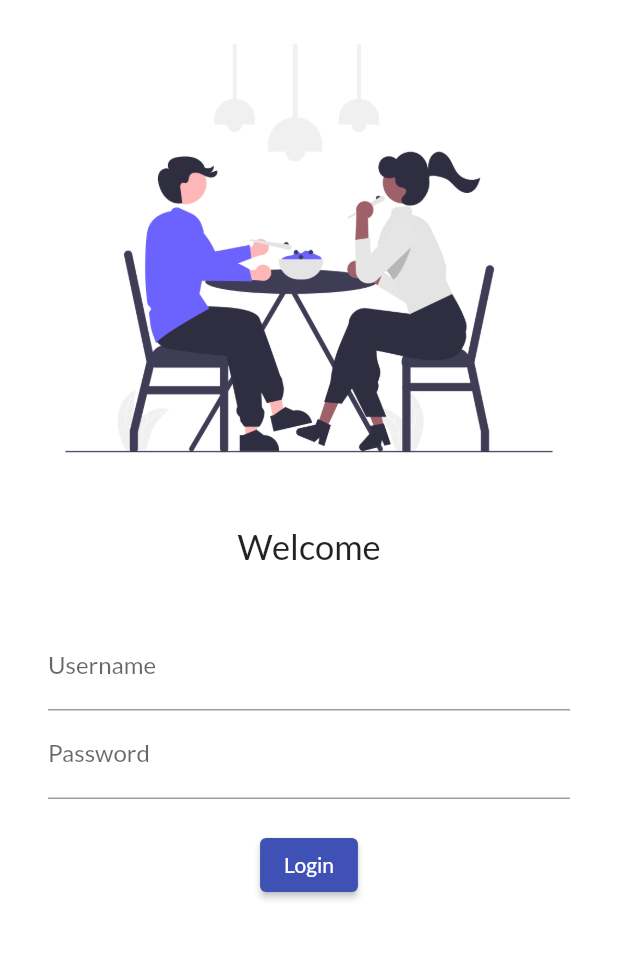
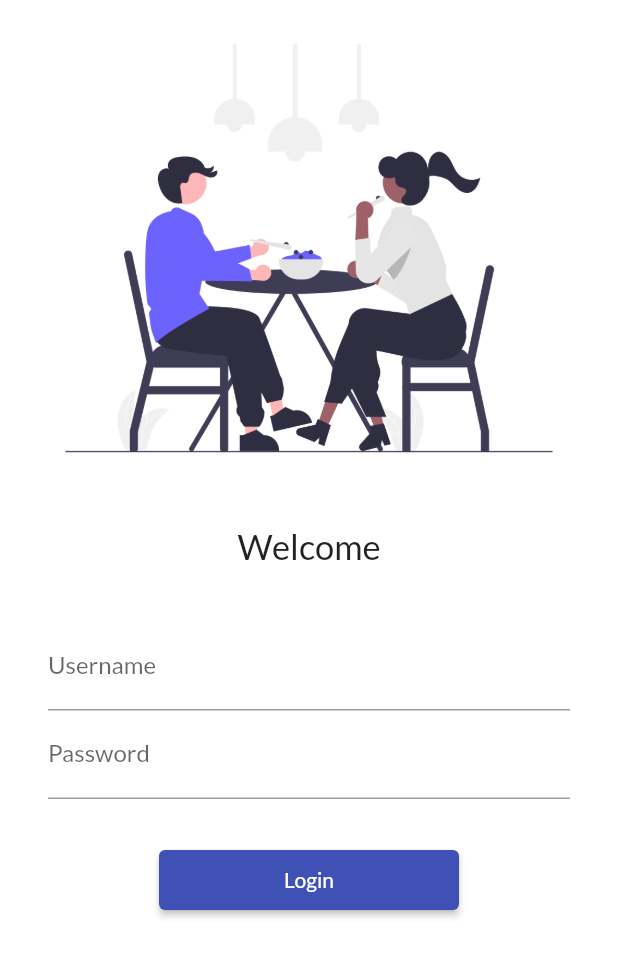
Before and after one commit to snehbhagat/FlutterProject_foodApp, a Flutter app: the screen it shows after launch, on a phone screen of 412 x 824 dp. Shown: the top 957 px of the screen. Run offline on Flutter 3.47's test engine with Material 2 defaults, Android fonts, the phone set to English and light mode, and no system bars; our stand-ins replace google_fonts.

Commit message:
Navigating through different pages

```diff
--- a/lib/home/pages/login_page.dart
+++ b/lib/home/pages/login_page.dart
@@ -1,5 +1,6 @@
 import 'package:flutter/material.dart';
 import 'package:food/home/pages/home_page.dart';
+import 'package:food/utils/routes.dart';
 
 class LoginPage extends StatelessWidget {
   const LoginPage({super.key});
@@ -8,6 +9,7 @@ class LoginPage extends StatelessWidget {
   Widget build(BuildContext context) {
     return Material(
         color: Colors.white,
+        child: SingleChildScrollView(
           child: Column(
             children: [
               Image.asset(
@@ -25,8 +27,8 @@ class LoginPage extends StatelessWidget {
                 height: 20,
               ),
               Padding(
-              padding:
-                  const EdgeInsets.symmetric(vertical: 16.0, horizontal: 32.0),
+                padding: const EdgeInsets.symmetric(
+                    vertical: 16.0, horizontal: 32.0),
                 child: Column(
                   children: [
                     TextFormField(
@@ -39,19 +41,21 @@ class LoginPage extends StatelessWidget {
                           hintText: "Enter Password", labelText: "Password"),
                     ),
                     const SizedBox(
-                    height: 20,
+                      height: 30,
                     ),
                     ElevatedButton(
                       onPressed: () {
-                      const Homepage();
+                        Navigator.pushNamed(context, MyRoutes.homeRoute);
                       },
-                    style: TextButton.styleFrom(),
+                      style: TextButton.styleFrom(
+                          minimumSize: const Size(200, 40)),
                       child: const Text("Login"),
                     )
                   ],
                 ),
               )
             ],
+          ),
         ));
   }
 }
--- a/lib/main.dart
+++ b/lib/main.dart
@@ -1,6 +1,7 @@
 import 'package:flutter/material.dart';
 import 'package:food/home/pages/home_page.dart';
 import 'package:food/home/pages/login_page.dart';
+import 'package:food/utils/routes.dart';
 import 'package:google_fonts/google_fonts.dart';
 
 void main() {
@@ -13,6 +14,7 @@ class food_app extends StatelessWidget {
   @override
   Widget build(BuildContext context) {
     return MaterialApp(
+      debugShowCheckedModeBanner: false,
       themeMode: ThemeMode.light,
       theme: ThemeData(
           primarySwatch: Colors.indigo,
@@ -22,8 +24,8 @@ class food_app extends StatelessWidget {
       initialRoute: "/login",
       routes: {
         "/": (context) => const LoginPage(),
-        "/home": (context) => const Homepage(),
-        "/login": (context) => const LoginPage()
+        MyRoutes.homeRoute: (context) => const Homepage(),
+        MyRoutes.loginRoute: (context) => const LoginPage()
       },
     );
   }
--- /dev/null
+++ b/lib/utils/routes.dart
@@ -0,0 +1,4 @@
+class MyRoutes {
+  static String loginRoute = "/login";
+  static String homeRoute = "/home";
+}
```
Also changed, not shown: lib/home/home_food.dart (added), lib/home/pages/home_page.dart (line endings or trailing spaces). Lines whose indentation alone changed are shown as unchanged.
